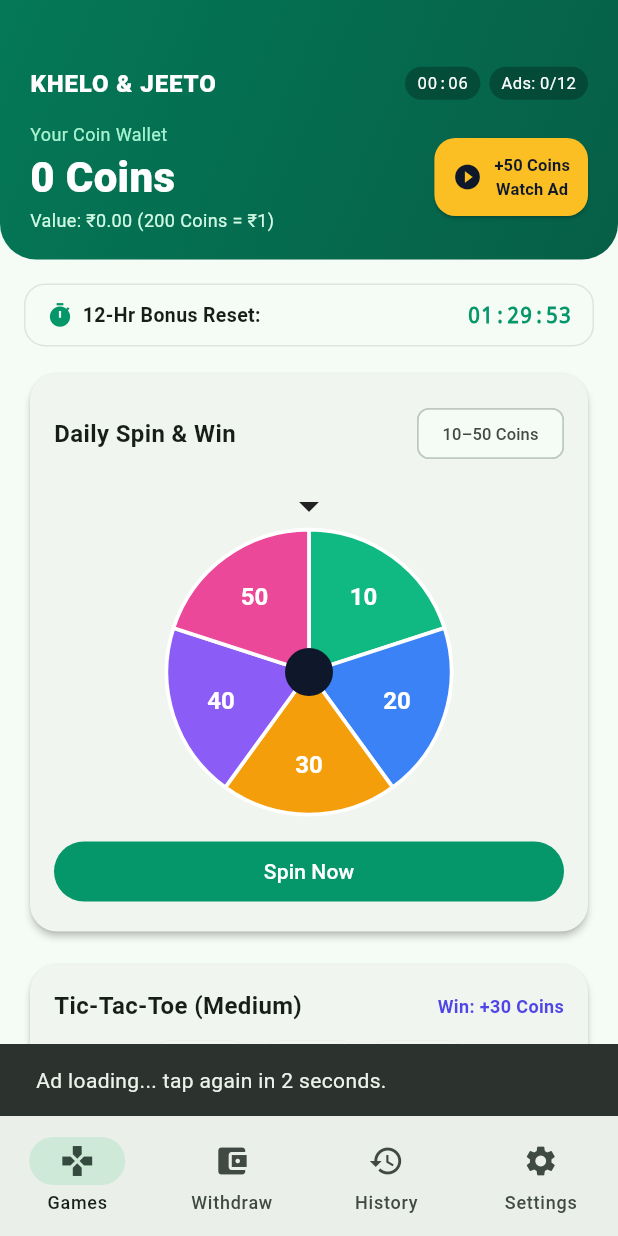
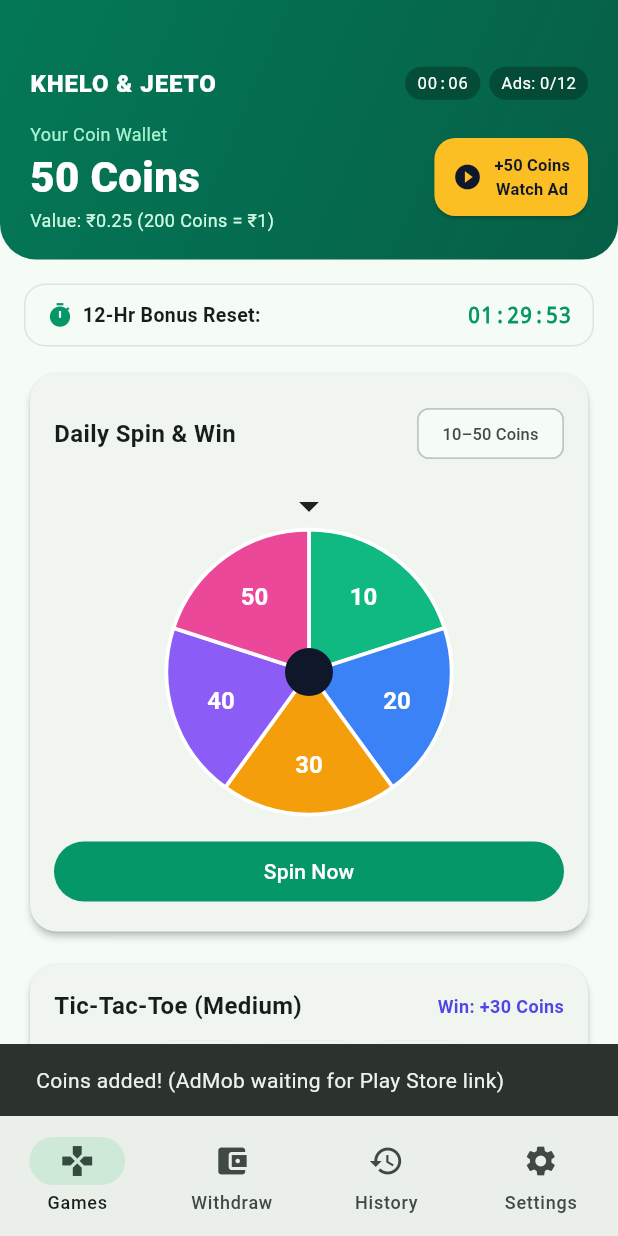
Before and after one commit to khelojeeto645-blip/khelo--Jeeto, a Flutter app: the screen it shows once a user with an empty profile is signed in, after a tap on an icon or button, on a phone screen of 412 x 824 dp. Run offline on Flutter 3.47's test engine with Material 3 defaults, Android fonts, the phone set to English and light mode, and no system bars; our stand-ins replace cloud_firestore, firebase_auth, firebase_core, google_mobile_ads, qr_flutter, share_plus; accounts and stored records are empty.

Commit message:
Update home_screen.dart

```diff
--- a/lib/screens/home_screen.dart
+++ b/lib/screens/home_screen.dart
@@ -125,14 +125,15 @@ class _HomeScreenState extends State<HomeScreen> with SingleTickerProviderStateM
     );
   }
 
-  void _showRewardedAd(VoidCallback onReward) {
+void _showRewardedAd(VoidCallback onReward) {
     if (_adsToday >= AppConfig.maxDailyAds) {
       ScaffoldMessenger.of(context).showSnackBar(const SnackBar(content: Text('Daily limit (12 Ads) reached!')));
       return;
     }
     if (_rewardedAd == null) {
       _loadRewardedAd();
-      ScaffoldMessenger.of(context).showSnackBar(const SnackBar(content: Text('Ad loading... tap again in 2 seconds.')));
+      onReward();
+      ScaffoldMessenger.of(context).showSnackBar(const SnackBar(content: Text('Coins added! (AdMob waiting for Play Store link)')));
       return;
     }
     _rewardedAd!.show(onUserEarnedReward: (_, __) {
```
